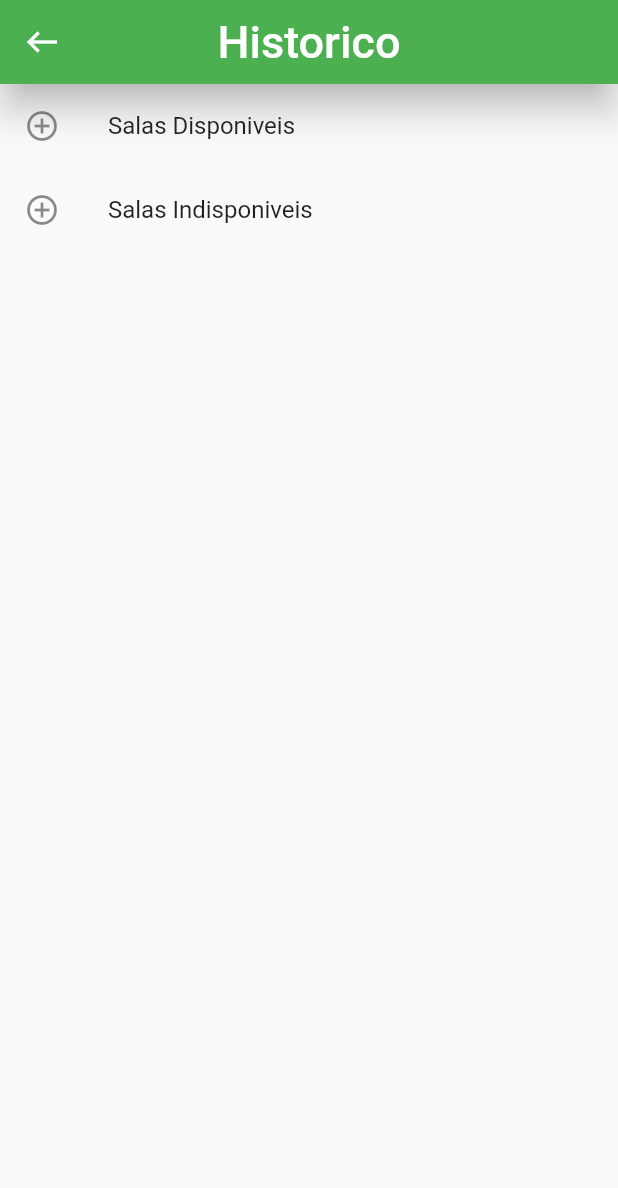
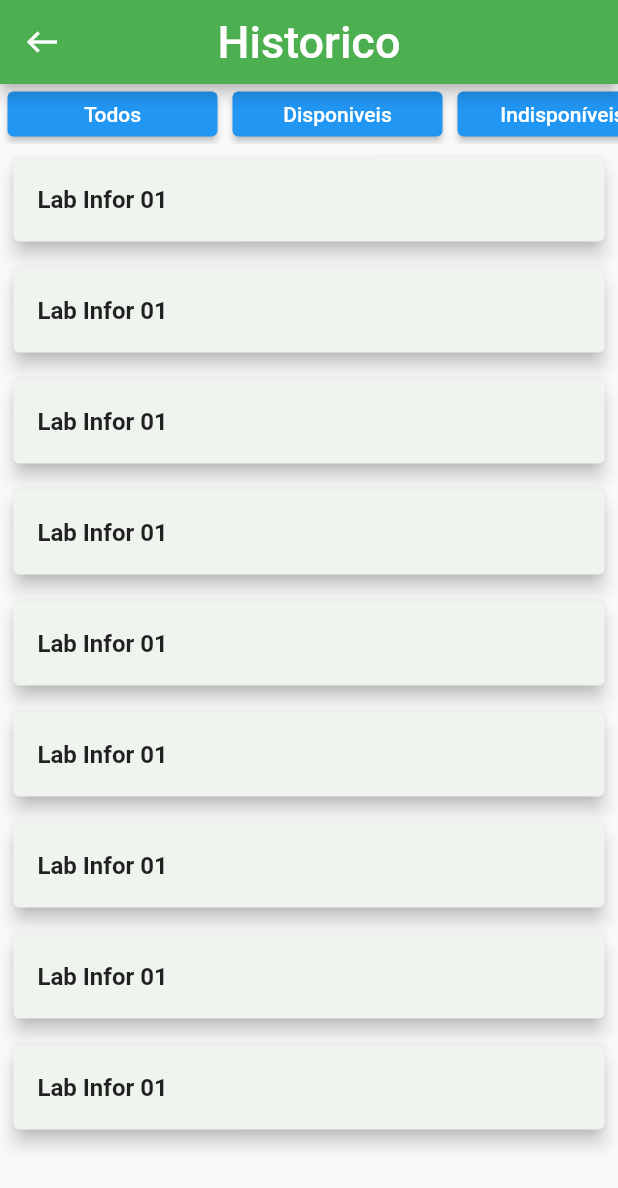
Before and after one commit to Campus-Angical/segurancaif, a Flutter app: the HistoriPage screen opened directly, on a phone screen of 412 x 824 dp. Shown: the top 1188 px of the screen. Run offline on Flutter 3.47's test engine with Material 2 defaults, Android fonts, the phone set to English and light mode, and no system bars; our stand-ins replace cloud_firestore, dartz, date_time_picker, firebase_core, get; accounts and stored records are empty.

Commit message:
fizemos um filtro na tela de agendamento

```diff
--- a/lib/main.dart
+++ b/lib/main.dart
@@ -3,6 +3,8 @@ import 'package:flutter/material.dart';
 import 'package:get/get.dart';
 import 'package:segurancaif/presentation/controllers/auth/auth_controller.dart';
 import 'package:segurancaif/presentation/getx/bindings.dart';
+import 'package:segurancaif/presentation/pages/auth/singup_page.dart';
+import 'package:segurancaif/presentation/pages/historico_page.dart';
 import 'package:segurancaif/presentation/pages/reserva/reserva_form_page.dart';
 import 'package:segurancaif/presentation/pages/auth/login_screen.dart';
 import 'package:segurancaif/presentation/pages/chave/chave_list_page.dart';
@@ -35,7 +37,7 @@ class MyApp extends GetWidget<AuthCtrl> {
         }
 
         if (controller.state is AuthenticatedState) {
-          return ReservaForm();
+          return LoginScreen();
         }
 
         return Container();
--- a/lib/presentation/pages/auth/login_screen.dart
+++ b/lib/presentation/pages/auth/login_screen.dart
@@ -21,7 +21,7 @@ class LoginScreen extends StatelessWidget {
             SizedBox(
               width: 128,
               height: 128,
-              child: Image.network("https://img2.gratispng.com/20180427/sqq/kisspng-computer-icons-avatar-sea-captain-captain-vector-5ae37fd2f21d42.9439048515248588349917.jpg"),
+              child: Image.asset("asset:images/1801293.png"),
             ),
             const SizedBox(
               height: 20,
@@ -59,7 +59,7 @@ class LoginScreen extends StatelessWidget {
                 }), child: const Text('Conecte-se com Google')),
                 ElevatedButton(
                   onPressed: (() {
-                  print('Conectado');
+                  print('Conectado com Face');
                 }), child: const Text('Continuar com Facebook'))
              ],
            ),
--- a/lib/presentation/pages/auth/singup_page.dart
+++ b/lib/presentation/pages/auth/singup_page.dart
@@ -38,6 +38,7 @@ class SingupPage extends StatelessWidget {
                 decoration: const InputDecoration(
                   icon: Icon(Icons.lock),
                   hintText: 'Senha:')
+
                 ),
                 ElevatedButton(
                   onPressed: (() {
--- a/lib/presentation/pages/historico_page.dart
+++ b/lib/presentation/pages/historico_page.dart
@@ -9,7 +9,7 @@ class HistoriPage extends StatelessWidget {
   Widget build(BuildContext context) {
     return Scaffold(
       appBar: AppBar(
-        elevation: 10,
+        elevation: 4,
         leading: Icon(Icons.west_sharp),
         title: Text("Historico",
         style: TextStyle(
@@ -19,21 +19,166 @@ class HistoriPage extends StatelessWidget {
         centerTitle: true,
         backgroundColor: Colors.green,
       ),
-      body:Form(
-        child: ListView(
-          children: <Widget>[
-             ListTile(
-            title: Text("Salas Disponiveis"),
-            leading: Icon(Icons.control_point_sharp),
-            onTap: () {},
-             ),
-             ListTile(
-            title: Text("Salas Indisponiveis"),
-            leading: Icon(Icons.control_point_sharp),
-            onTap: () {},
+      body:Column(
+        children: [
+          Container(
+            height: 40,
+            child: ListView( scrollDirection: Axis.horizontal,
+              children: [
+                Container(
+                  padding: EdgeInsets.all(5),
+                  width: 150,
+                  child: ElevatedButton(onPressed: (() {
+                  }), child: Text('Todos'),),
+                ),
+                Container(
+                  padding: EdgeInsets.all(5),
+                  width: 150,
+                  child: ElevatedButton(onPressed: (() {
+                  }), child: Text('Disponiveis')),
+                ),
+                Container(
+                  padding: EdgeInsets.all(5),
+                  width: 150,
+                  child: ElevatedButton(onPressed: (() {
+                  }), child: Text('Indisponíveis')),
+                ),
+            ],
+              ),
+          ),
+          Expanded(
+            child: ListView(
+              children: <Widget>[
+                Padding(
+                  padding: const EdgeInsets.all(5.0),
+                  child: Card(
+                    elevation: 5,
+                    color: Color.fromARGB(255, 239, 244, 239),
+                    child: ListTile(
+                    title: Text("Lab Infor 01",
+                    style:  TextStyle(fontWeight: FontWeight.bold),),
+                    onTap: () {
+                      print('boa tarde');
+                    },
+                    ),
+                  ),
+                ),
+                Padding(
+                  padding: const EdgeInsets.all(5.0),
+                  child: Card(
+                    elevation: 5,
+                    color: Color.fromARGB(255, 239, 244, 239),
+                    child: ListTile(
+                    title: Text("Lab Infor 01",
+                    style: TextStyle(fontWeight: FontWeight.bold),),
+                    onTap: () {
+                      print('boa tarde');
+                    },
+                    ),
+                  ),
+                ),
+                Padding(
+                  padding: const EdgeInsets.all(5.0),
+                  child: Card(
+                    elevation: 5,
+                    color: Color.fromARGB(255, 239, 244, 239),
+                    child: ListTile(
+                    title: Text("Lab Infor 01",
+                    style: TextStyle(fontWeight: FontWeight.bold),),
+                    onTap: () {
+                      print('boa tarde');
+                    },
+                    ),
+                  ),
+                ),
+                Padding(
+                  padding: const EdgeInsets.all(5.0),
+                  child: Card(
+                    elevation: 5,
+                    color: Color.fromARGB(255, 239, 244, 239),
+                    child: ListTile(
+                    title: Text("Lab Infor 01",
+                    style: TextStyle(fontWeight: FontWeight.bold),),
+                    onTap: () {
+                      print('boa tarde');
+                    },
+                    ),
+                  ),
+                ),
+                Padding(
+                  padding: const EdgeInsets.all(5.0),
+                  child: Card(
+                    elevation: 5,
+                    color: Color.fromARGB(255, 239, 244, 239),
+                    child: ListTile(
+                    title: Text("Lab Infor 01",
+                    style: TextStyle(fontWeight: FontWeight.bold),),
+                    onTap: () {
+                      print('boa tarde');
+                    },
+                    ),
+                  ),
+                ),
+                Padding(
+                  padding: const EdgeInsets.all(5.0),
+                  child: Card(
+                    elevation: 5,
+                    color: Color.fromARGB(255, 239, 244, 239),
+                    child: ListTile(
+                    title: Text("Lab Infor 01",
+                    style: TextStyle(fontWeight: FontWeight.bold),),
+                    onTap: () {
+                      print('boa tarde');
+                    },
+                    ),
+                  ),
+                ),
+                Padding(
+                  padding: const EdgeInsets.all(5.0),
+                  child: Card(
+                    elevation: 5,
+                    color: Color.fromARGB(255, 239, 244, 239),
+                    child: ListTile(
+                    title: Text("Lab Infor 01",
+                    style: TextStyle(fontWeight: FontWeight.bold),),
+                    onTap: () {
+                      print('boa tarde');
+                    },
+                    ),
+                  ),
+                ),
+                Padding(
+                  padding: const EdgeInsets.all(5.0),
+                  child: Card(
+                    elevation: 5,
+                    color: Color.fromARGB(255, 239, 244, 239),
+                    child: ListTile(
+                    title: Text("Lab Infor 01",
+                    style: TextStyle(fontWeight: FontWeight.bold),),
+                    onTap: () {
+                      print('boa tarde');
+                    },
+                    ),
+                  ),
+                ),
+                Padding(
+                  padding: const EdgeInsets.all(5.0),
+                  child: Card(
+                    elevation: 5,
+                    color: Color.fromARGB(255, 239, 244, 239),
+                    child: ListTile(
+                    title: Text("Lab Infor 01",
+                    style: TextStyle(fontWeight: FontWeight.bold),),
+                    onTap: () {
+                      print('boa tarde');
+                    },
+                    ),
+                  ),
+                ),
+              ],
             ),
-          ],
-        ),
+          ),
+        ],
       ),
     );
   }
--- a/lib/presentation/pages/home_page.dart
+++ b/lib/presentation/pages/home_page.dart
@@ -3,6 +3,7 @@ import 'package:get/get.dart';
 import 'package:segurancaif/presentation/controllers/home_ctrl.dart';
 
 class HomePage extends GetWidget<HomeCtrl> {
+
   TextEditingController matriculaCtrl = TextEditingController();
   TextEditingController chaveCtrl = TextEditingController();
 
@@ -60,7 +61,7 @@ class HomePage extends GetWidget<HomeCtrl> {
                    hintText: 'Cod.Chave'
                    ),
             ),
-            OutlinedButton(
+            ElevatedButton(
                 onPressed: (() {
                   controller.addReserva(matriculaCtrl.text, chaveCtrl.text);
                   ScaffoldMessenger.of(context).showSnackBar(const SnackBar(
--- a/lib/presentation/pages/reserva/reserva_form_page.dart
+++ b/lib/presentation/pages/reserva/reserva_form_page.dart
@@ -68,6 +68,10 @@ class _ReservaFormState extends State<ReservaForm> {
           ElevatedButton(
               onPressed: (() {
                 controller.submit(matriculaController.text, datahora, chaveController.text);
+                ScaffoldMessenger.of(context).showSnackBar(const SnackBar(
+                    content: Text("Reserva Realizada com Sucesso!"),
+                    backgroundColor: Colors.green,
+                ));
               }),
               child: Text('Confirmar'))
         ]),
--- a/pubspec.yaml
+++ b/pubspec.yaml
@@ -32,8 +32,8 @@ dependencies:
   flutter:
     sdk: flutter
   get: ^4.6.5
-  firebase_core: ^1.24.0
-  cloud_firestore: ^3.5.1
+  firebase_core: ^2.1.1
+  cloud_firestore: ^4.0.3
   dartz: ^0.10.1
   intl: ^0.17.0
   date_time_picker: "^2.1.0"
@@ -68,7 +68,7 @@ flutter:
   # assets:
   #   - images/a_dot_burr.jpeg
   #   - images/a_dot_ham.jpeg
-  #   - images/Guarda.jpg
+  #   - images/1801293.png
 
   # An image asset can refer to one or more resolution-specific "variants", see
   # https://flutter.dev/assets-and-images/#resolution-aware
```
Also changed, not shown: imagens/1801293.png (added), imagens/Guarda.jpg (deleted), pubspec.lock.
